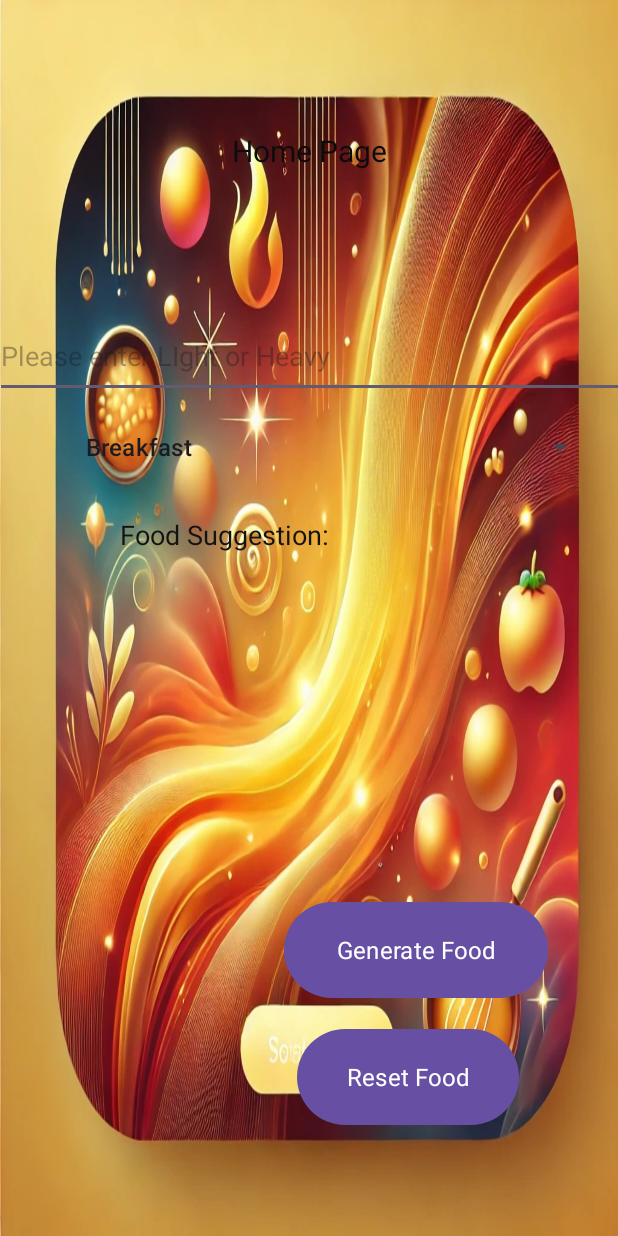
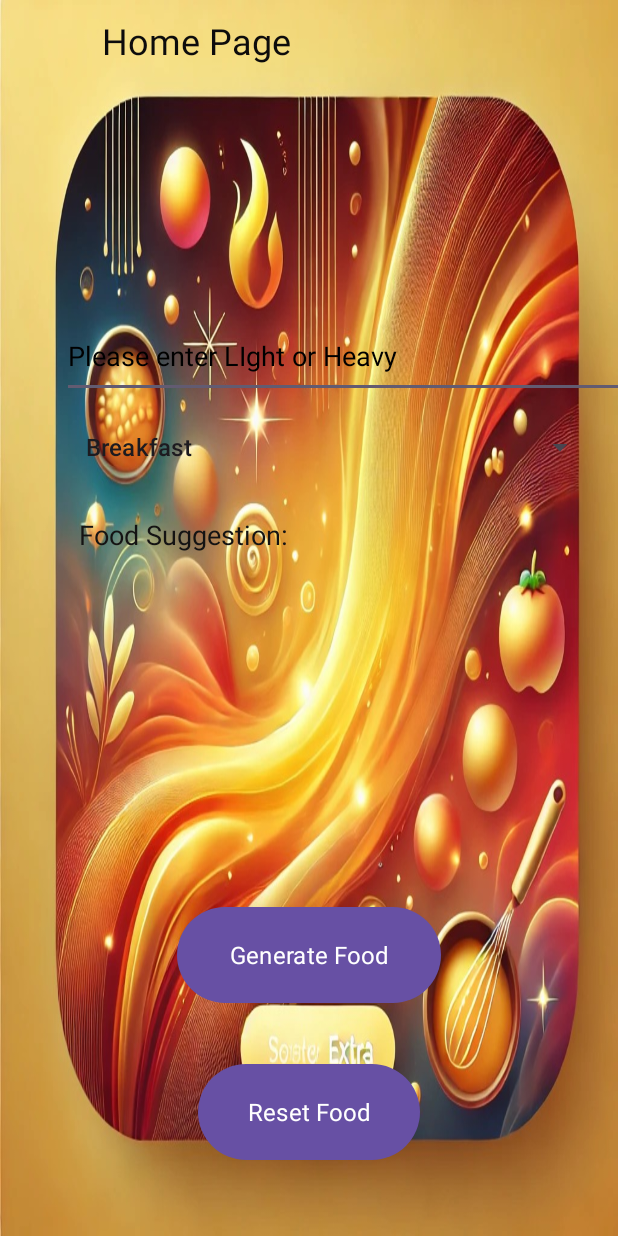
Before and after one commit to ST10489984/ST10489984_assignment1, an Android app: the Home_Page screen opened directly, with no data from a screen before it, on a phone screen of 412 x 824 dp. Run offline under Robolectric (Android 15) with nearby library versions, the phone set to English and light mode, and no system bars; Roboto replaces fonts that are not available here.

Commit message:
Comments to help other developers read my code

```diff
--- a/app/src/main/java/za/co/varsitycollege/st10489984/New_User.kt
+++ b/app/src/main/java/za/co/varsitycollege/st10489984/New_User.kt
@@ -19,14 +19,15 @@ class New_User : AppCompatActivity() {
             v.setPadding(systemBars.left, systemBars.top, systemBars.right, systemBars.bottom)
             insets
         }
-        val settingsTextView = findViewById<TextView>(R.id.settingsTextView)
 
+        // Find the button for creating a new user
         val newUserButton = findViewById<Button>(R.id.newUserButton)
 
-
+        // Set an OnClickListener for the new user button
         newUserButton.setOnClickListener() {
+            // Create an Intent to start the Home_Page activity
             val intent = Intent(this,Home_Page::class.java)
-
+            // Start the Home_Page activity
             startActivity(intent)
         }
     }
--- a/app/src/main/res/layout/activity_home_page.xml
+++ b/app/src/main/res/layout/activity_home_page.xml
@@ -12,34 +12,28 @@
         android:id="@+id/generateFoodButton"
         android:layout_width="176dp"
         android:layout_height="72dp"
-        android:layout_marginStart="189dp"
-        android:layout_marginTop="597dp"
-        android:layout_marginEnd="159dp"
-        android:layout_marginBottom="176dp"
+        android:layout_marginBottom="1dp"
         android:fontFamily="@font/aclonica"
         android:text="Generate Food"
         android:textSize="16sp"
-        app:layout_constraintBottom_toBottomOf="parent"
+        app:layout_constraintBottom_toTopOf="@+id/resetFoodButton"
         app:layout_constraintEnd_toEndOf="parent"
-        app:layout_constraintHorizontal_bias="0.0"
         app:layout_constraintStart_toStartOf="parent"
-        app:layout_constraintTop_toTopOf="parent"
-        app:layout_constraintVertical_bias="0.0" />
+        app:layout_constraintTop_toBottomOf="@+id/foodSuggestionEditText" />
 
     <TextView
         android:id="@+id/textView3"
-        android:layout_width="wrap_content"
-        android:layout_height="wrap_content"
-        android:layout_marginStart="142dp"
-        android:layout_marginTop="94dp"
-        android:layout_marginEnd="141dp"
-        android:layout_marginBottom="718dp"
+        android:layout_width="298dp"
+        android:layout_height="79dp"
+        android:layout_marginTop="11dp"
+        android:layout_marginBottom="119dp"
         android:fontFamily="@font/asset"
         android:text="Home Page"
         android:textColor="#0D0C0C"
-        android:textSize="20sp"
-        app:layout_constraintBottom_toBottomOf="parent"
+        android:textSize="24sp"
+        app:layout_constraintBottom_toTopOf="@+id/timeEditText"
         app:layout_constraintEnd_toEndOf="parent"
+        app:layout_constraintHorizontal_bias="0.595"
         app:layout_constraintStart_toStartOf="parent"
         app:layout_constraintTop_toTopOf="parent" />
 
@@ -55,9 +49,11 @@
         android:hint="Please enter LIght or Heavy"
         android:inputType="text"
         android:textColor="#2F2D2D"
+        android:textColorHint="#000000"
         android:textSize="18sp"
         app:layout_constraintBottom_toTopOf="@+id/typeSpinner"
         app:layout_constraintEnd_toEndOf="parent"
+        app:layout_constraintHorizontal_bias="0.097"
         app:layout_constraintStart_toStartOf="parent"
         app:layout_constraintTop_toTopOf="parent" />
 
@@ -75,7 +71,7 @@
         android:textSize="18sp"
         app:layout_constraintBottom_toBottomOf="parent"
         app:layout_constraintEnd_toEndOf="parent"
-        app:layout_constraintHorizontal_bias="0.0"
+        app:layout_constraintHorizontal_bias="0.247"
         app:layout_constraintStart_toStartOf="parent"
         app:layout_constraintTop_toTopOf="parent"
         app:layout_constraintVertical_bias="0.0" />
@@ -84,19 +80,15 @@
         android:id="@+id/resetFoodButton"
         android:layout_width="148dp"
         android:layout_height="72dp"
-        android:layout_marginStart="198dp"
-        android:layout_marginTop="682dp"
-        android:layout_marginEnd="178dp"
-        android:layout_marginBottom="91dp"
+        android:layout_marginTop="1dp"
+        android:layout_marginBottom="16dp"
         android:fontFamily="@font/aclonica"
         android:text="Reset Food"
         android:textSize="16sp"
         app:layout_constraintBottom_toBottomOf="parent"
         app:layout_constraintEnd_toEndOf="parent"
-        app:layout_constraintHorizontal_bias="0.0"
         app:layout_constraintStart_toStartOf="parent"
-        app:layout_constraintTop_toTopOf="parent"
-        app:layout_constraintVertical_bias="0.0" />
+        app:layout_constraintTop_toBottomOf="@+id/generateFoodButton" />
 
     <Spinner
         android:id="@+id/typeSpinner"
```
Also changed, not shown: app/src/main/java/za/co/varsitycollege/st10489984/Home_Page.kt (+14 -4 lines), app/src/main/java/za/co/varsitycollege/st10489984/MainActivity.kt (+8 -0 lines).
